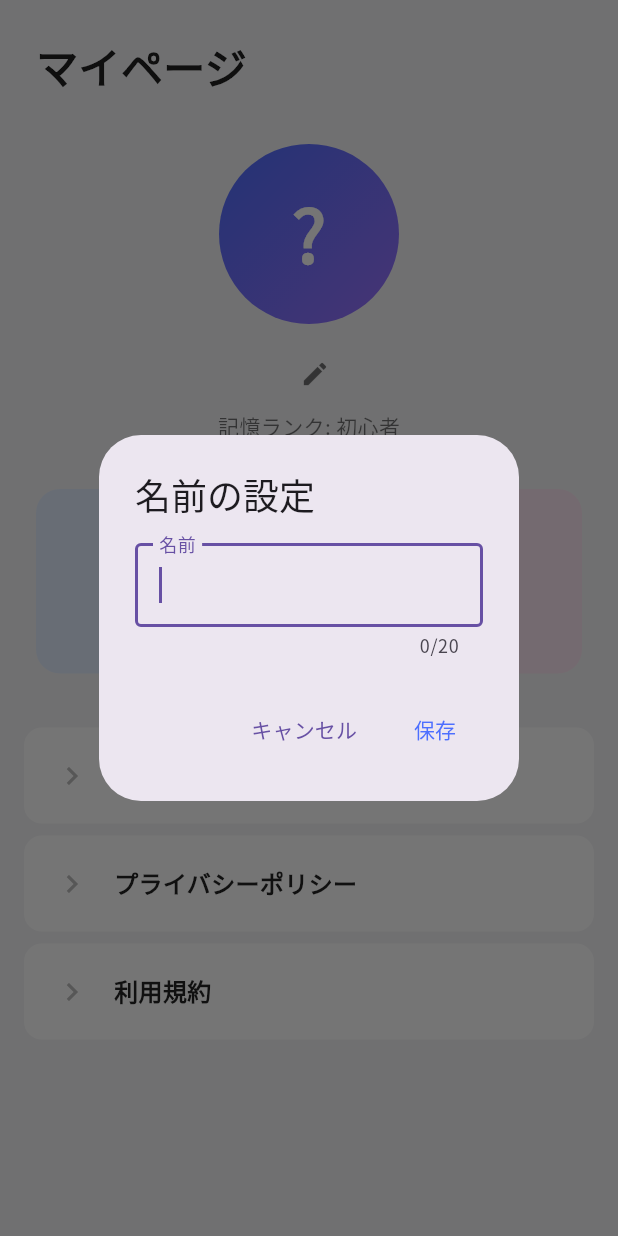
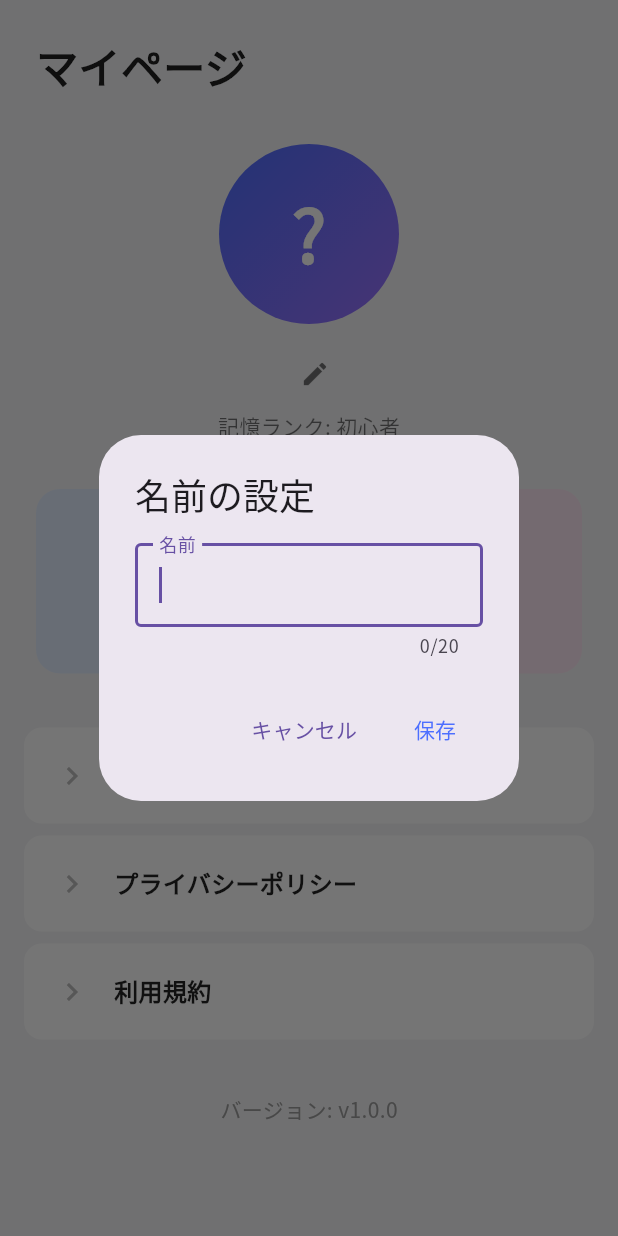
Before and after one commit to shiren358/whodat, a Flutter app: the MyPageView screen opened directly, after a tap on the "edit" icon, on a phone screen of 412 x 824 dp. Run offline on Flutter 3.47's test engine with Material 3 defaults, Android fonts, the phone set to English and light mode, and no system bars; our stand-ins replace convex_bottom_bar, firebase_analytics, firebase_core, firebase_crashlytics, flutter_secure_storage, geocoding and 7 more; accounts and stored records are empty.

Commit message:
バージョン追加

```diff
--- a/lib/providers/my_page_provider.dart
+++ b/lib/providers/my_page_provider.dart
@@ -1,4 +1,5 @@
 import 'package:flutter/foundation.dart';
+import 'package:package_info_plus/package_info_plus.dart';
 import '../services/person_storage.dart';
 import '../services/meeting_record_storage.dart';
 import '../services/user_profile_storage.dart';
@@ -11,12 +12,14 @@ class MyPageProvider with ChangeNotifier {
   List<MeetingRecord> _allMeetingRecords = [];
   UserProfile? _userProfile;
   bool _isLoading = true;
+  String _appVersion = ''; // Add this
 
   // Getters
   List<Person> get allPersons => _allPersons;
   List<MeetingRecord> get allMeetingRecords => _allMeetingRecords;
   UserProfile? get userProfile => _userProfile;
   bool get isLoading => _isLoading;
+  String get appVersion => _appVersion; // Add this
 
   // 統計情報
   int get totalPersons => _allPersons.where((p) => p.isMemorized).length;
@@ -37,10 +40,15 @@ class MyPageProvider with ChangeNotifier {
       _allPersons = await PersonStorage.getAllPersons();
       _allMeetingRecords = await MeetingRecordStorage.getAllMeetingRecords();
       _userProfile = await UserProfileStorage.getUserProfile();
+
+      // Get app version
+      final packageInfo = await PackageInfo.fromPlatform();
+      _appVersion = 'v${packageInfo.version}';
     } catch (e) {
       if (kDebugMode) {
         print('MyPageProvider: データ読み込みエラー: $e');
       }
+      _appVersion = 'N/A'; // Fallback in case of error
     } finally {
       _isLoading = false;
       notifyListeners();
@@ -72,7 +80,8 @@ class MyPageProvider with ChangeNotifier {
       if (record.meetingDate == null) return false;
       final meetingDate = record.meetingDate!;
       final meetingMonth = DateTime(meetingDate.year, meetingDate.month, 1);
-      return !meetingMonth.isBefore(thisMonth) && meetingMonth.isBefore(nextMonth);
+      return !meetingMonth.isBefore(thisMonth) &&
+          meetingMonth.isBefore(nextMonth);
     }).length;
   }
 
@@ -81,7 +90,8 @@ class MyPageProvider with ChangeNotifier {
 
     for (final record in _allMeetingRecords) {
       if (record.location != null && record.location!.isNotEmpty) {
-        locationCounts[record.location!] = (locationCounts[record.location!] ?? 0) + 1;
+        locationCounts[record.location!] =
+            (locationCounts[record.location!] ?? 0) + 1;
       }
     }
 
--- a/lib/views/my_page_view.dart
+++ b/lib/views/my_page_view.dart
@@ -294,6 +294,14 @@ class _MyPageViewState extends State<MyPageView> with TickerProviderStateMixin {
                     'https://www.apple.com/legal/internet-services/itunes/dev/stdeula/',
                   ),
                 ),
+                const SizedBox(height: 32), // スペースを追加
+                Center(
+                  child: Text(
+                    'バージョン: ${provider.appVersion}',
+                    style: TextStyle(fontSize: 14, color: Colors.grey[500]),
+                  ),
+                ),
+                const SizedBox(height: 24), // 下にスペースを追加
               ],
             ),
           ),
--- a/pubspec.yaml
+++ b/pubspec.yaml
@@ -51,6 +51,7 @@ dependencies:
   flutter_secure_storage: ^9.2.4
   speech_to_text: ^7.3.0
   google_fonts: ^6.3.3
+  package_info_plus: ^8.3.1
 
 dev_dependencies:
   flutter_test:
```
Also changed, not shown: 1 other file.
